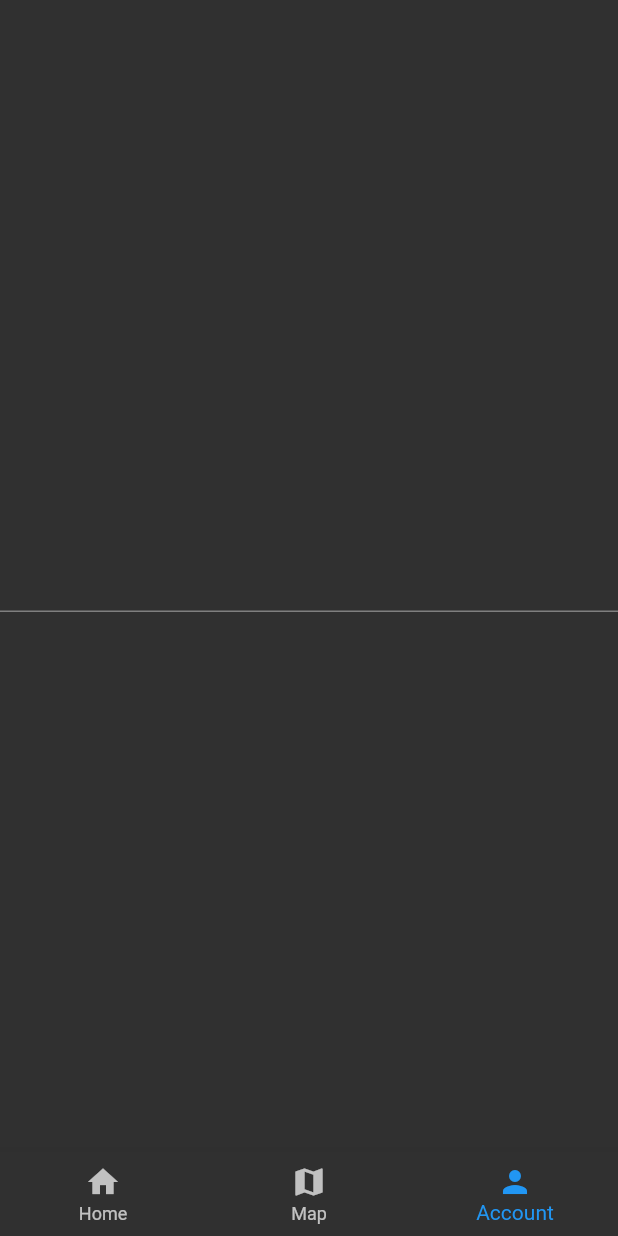
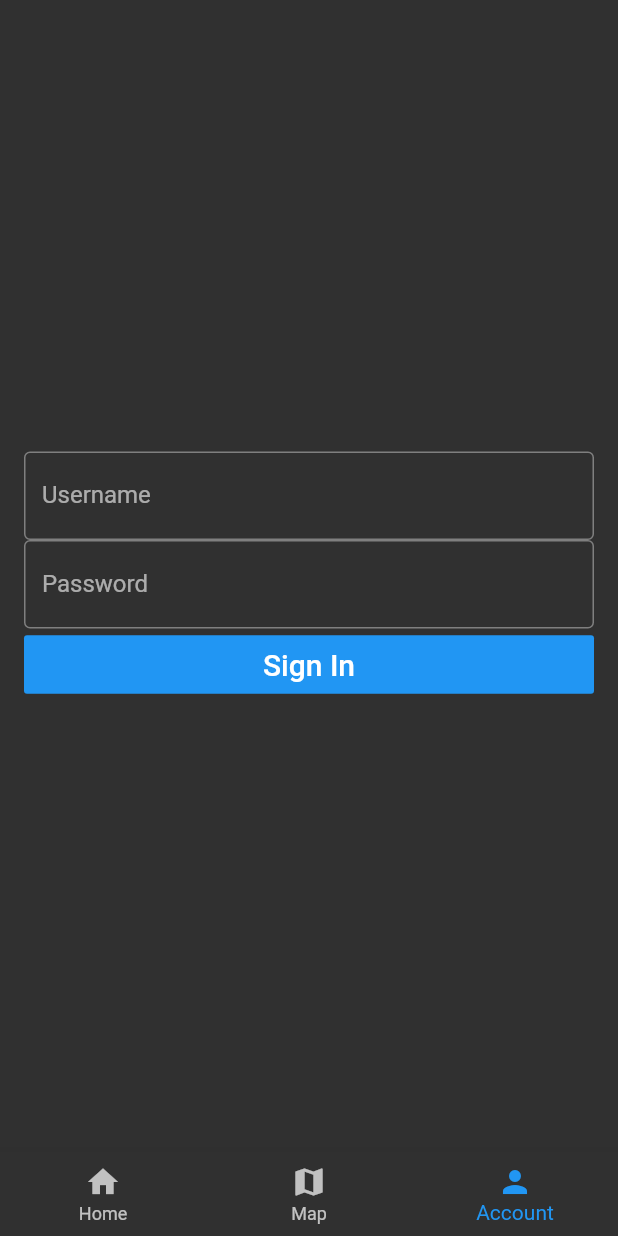
Before and after one commit to jfordnose64/first, a Flutter app: the screen it shows after launch, item 3 of the bottom bar chosen, on a phone screen of 412 x 824 dp. Run offline on Flutter 3.47's test engine with Material 2 defaults, Android fonts, the phone set to English and light mode, and no system bars; our stand-ins replace google_maps_flutter.

Commit message:
added new TextField input and button

```diff
--- a/lib/Views/third_page.dart
+++ b/lib/Views/third_page.dart
@@ -13,29 +13,41 @@ class _ThirdState extends State<ThirdPage> {
 
   Widget build(BuildContext context) {
     return Scaffold(
-      body: Center(
-        child: TextField(
-          controller: _controller,
-          onSubmitted: (String value) async {
-            await showDialog<void>(
-                context: context,
-                builder: (BuildContext context) {
-                  return AlertDialog(
-                    title: const Text('Thanks!'),
-                    content: Text('You typed "$value".'),
-                    actions: <Widget>[
-                      FlatButton(
-                        onPressed: () {
-                          Navigator.pop(context);
-                        },
-                        child: const Text('OK'),
-                      ),
-                    ],
-                  );
-                });
-          },
-        ),
-      ),
+      body: Container(
+          padding: EdgeInsets.all(16.0),
+          child: Column(
+            mainAxisAlignment: MainAxisAlignment.center,
+            crossAxisAlignment: CrossAxisAlignment.stretch,
+            children: <Widget>[
+              TextField(
+                obscureText: false,
+                decoration: InputDecoration(
+                  border: OutlineInputBorder(),
+                  labelText: 'Username',
+                ),
+              ),
+              TextField(
+                obscureText: true,
+                decoration: InputDecoration(
+                    border: OutlineInputBorder(), labelText: 'Password'),
+              ),
+              FlatButton(
+                color: Colors.blue,
+                textColor: Colors.white,
+                disabledColor: Colors.grey,
+                disabledTextColor: Colors.black,
+                padding: EdgeInsets.all(8.0),
+                splashColor: Colors.blueAccent,
+                onPressed: () {
+                  /*...*/
+                },
+                child: Text(
+                  "Sign In",
+                  style: TextStyle(fontSize: 20.0),
+                ),
+              )
+            ],
+          )),
     );
   }
 }
```
